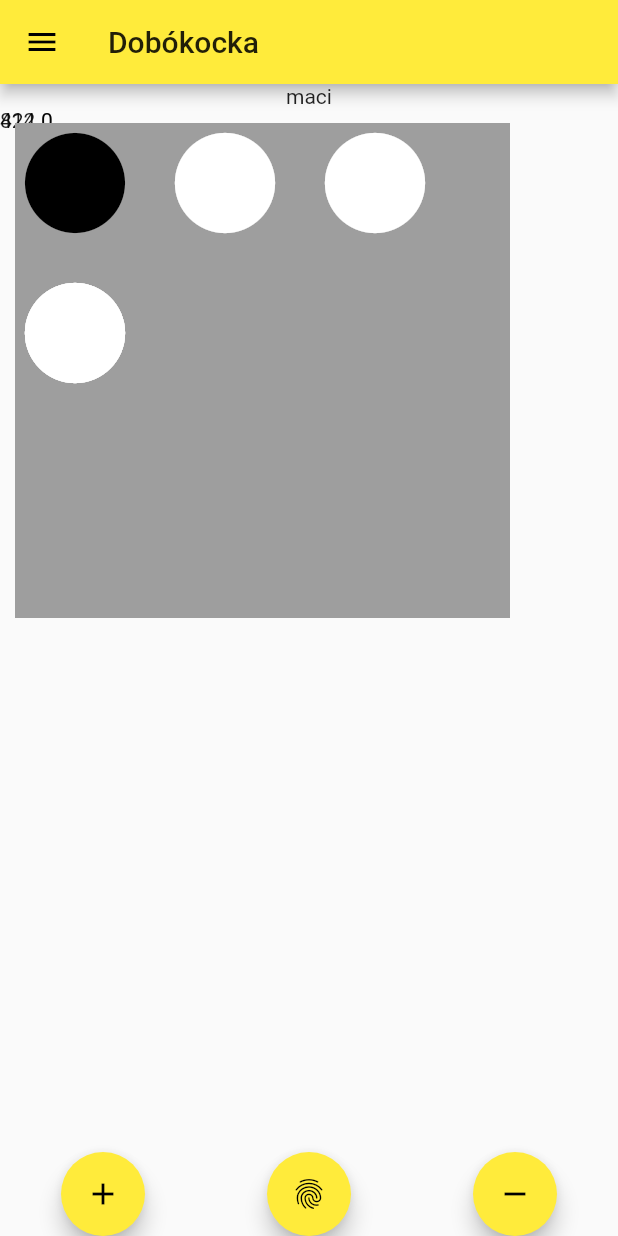
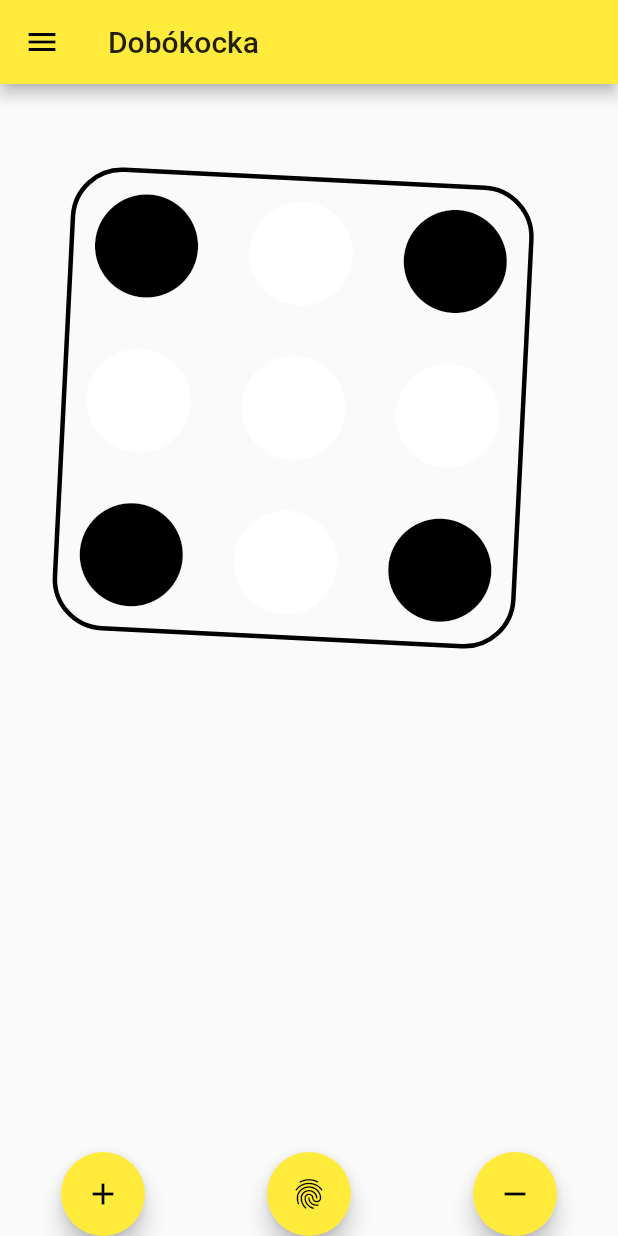
Before and after one commit to c005aa25e/DiceToHave, a Flutter app: the screen it shows after launch, on a phone screen of 412 x 824 dp. Run offline on Flutter 3.47's test engine with Material 2 defaults, Android fonts, the phone set to English and light mode, and no system bars.

Commit message:
Fixed alignment

```diff
--- a/lib/cWurfel.dart
+++ b/lib/cWurfel.dart
@@ -4,145 +4,153 @@ import 'package:flutter/material.dart';
 
 class Wurfel {
   // ez kell ide
+  final pottyok = <Widget>[];
 
   // itt kezdunk
-  Wurfel({bool lathatosag=false}){
-    lathato=lathatosag;
-  }
+
+  //lathatosag
+  bool lathato;
 
   // a dobasok erteke
-  int _ertek=4;
+  int _ertek = 4;
+
   int get ertek => _ertek;
+
   set ertek(int value) {
-      if (value>=1 && value<=6) {
-        _ertek = value;
-      }
+    if (value >= 1 && value <= 6) {
+      _ertek = value;
+    }
   }
 
   //az ikonok merete
-  double ikonmeret=100.0;
-  //lathatosag
-  bool lathato;
+  double meret = 100.0;
+
   //igazitas
-  MainAxisAlignment igazitas=MainAxisAlignment.center;
+  MainAxisAlignment igazitas = MainAxisAlignment.center;
 
   //szinek
-  Color hatterszin=Colors.white;
-  Color pontszin=Colors.black;
+  Color hatterszin = Colors.white;
+  Color pontszin = Colors.black;
 
   //veletlenszam-generator
-  Random veletlenszamgenerator=Random();
+  Random veletlenszamgenerator = Random();
 
-  Color _milyenSzinuLegyek(int sor, int oszlop){
-    Color szin=hatterszin;
-    if (sor==0 && oszlop==0 && _ertek>=4){
-      szin=pontszin;
+  Color _milyenSzinuLegyek(int sor, int oszlop) {
+    Color szin = hatterszin;
+    if (sor == 0 && oszlop == 0 && _ertek >= 4) {
+      szin = pontszin;
     }
     //(sor==0 && oszlop==1) soha nem vilagit
-    if (sor==0 && oszlop==2){
-      if (_ertek!=1) {
-        szin=pontszin;
+    if (sor == 0 && oszlop == 2) {
+      if (_ertek != 1) {
+        szin = pontszin;
       }
     }
-    if (sor==1 && oszlop==0){
-      if (_ertek==6) {
-        szin=pontszin;
+    if (sor == 1 && oszlop == 0) {
+      if (_ertek == 6) {
+        szin = pontszin;
       }
     }
-    if (sor==1 && oszlop==1){
-      if (_ertek%2==1) {
-        szin=pontszin;
+    if (sor == 1 && oszlop == 1) {
+      if (_ertek % 2 == 1) {
+        szin = pontszin;
       }
     }
-    if (sor==1 && oszlop==2){
-      if (_ertek==6) {
-        szin=pontszin;
+    if (sor == 1 && oszlop == 2) {
+      if (_ertek == 6) {
+        szin = pontszin;
       }
     }
-    if (sor==2 && oszlop==0){
-      if (_ertek!=1) {
-        szin=pontszin;
+    if (sor == 2 && oszlop == 0) {
+      if (_ertek != 1) {
+        szin = pontszin;
       }
     }
     //(sor==2 && oszlop==1) sosem
-    if (sor==2 && oszlop==2){
-      if (_ertek>=4) {
-        szin=pontszin;
+    if (sor == 2 && oszlop == 2) {
+      if (_ertek >= 4) {
+        szin = pontszin;
       }
     }
     return szin;
   }
 
   void novel() {
-    _ertek=((_ertek++==7)?1:_ertek);
+    _ertek = ((_ertek++ == 7) ? 1 : _ertek);
   }
 
   void csokkent() {
-    _ertek=((_ertek--==0)?6:_ertek);
+    _ertek = ((_ertek-- == 0) ? 6 : _ertek);
   }
 
   void dobas() {
-    _ertek=veletlenszamgenerator.nextInt(6)+1;
+    _ertek = veletlenszamgenerator.nextInt(6) + 1;
   }
 
-  Widget getWidget(BuildContext context) {
-    /*if (!lathato) return Column();*/
+  double _pottyMeret() {
+    return meret / 4;
+  }
+
+  double _pottyTop(int sor, int oszlop) {
+    return _pottyMeret() * (sor + 0.5);
+  }
+
+  double _pottyLeft(int sor, int oszlop) {
+    return _pottyMeret() * (oszlop + 0.5);
+  }
+
+  Widget getWidget(BuildContext context, double meret) {
+    this.meret=meret;
+    if (!lathato) return Column();
+    _pottyoz();
     return Container(
+        child: Stack(
+      fit: StackFit.passthrough ,
+      children: pottyok,
 
-      child: Stack(
-         fit:StackFit.expand,
-           children: <Widget>[
-            Text(MediaQuery.of(context).size.width.toString()),
-            Text(MediaQuery.of(context).size.height.toString()),
-            Positioned (
-              top:10.0,
-              left:10.0,
-              height:330.0,
-              width:330.0,
-              child:Container(
-                 color: Colors.grey,
-              ),
-            ),
-            Positioned(
-                 top: 0.0,
-                 left: 0.0,
-                 height: ikonmeret,
-                 width: ikonmeret,
-                 child: Icon(Icons.fiber_manual_record,size:ikonmeret,color:_milyenSzinuLegyek(0, 0))
-                  ),
-             Positioned(
-                 top: 0.0,
-                 left: 100.0,
-                 height: ikonmeret,
-                 width: ikonmeret,
-                 child: Icon(Icons.fiber_manual_record,size:ikonmeret,color:_milyenSzinuLegyek(0, 1))
-             ),
-             Positioned(
-                 top: 0.0,
-                 left: 200.0,
-                 height: ikonmeret,
-                 width: ikonmeret,
-                 child: Icon(Icons.fiber_manual_record,size:ikonmeret,color:_milyenSzinuLegyek(1, 0))
-             ),
-             Positioned(
-                 top: 100.0,
-                 left: 000.0,
-                 height: ikonmeret,
-                 width: ikonmeret,
-                 child: Icon(Icons.fiber_manual_record,size:ikonmeret,color:_milyenSzinuLegyek(1, 0))
-             ),
-             Positioned(
-                 top: 100.0,
-                 left: 000.0,
-                 height: ikonmeret,
-                 width: ikonmeret,
-                 child: Icon(Icons.fiber_manual_record,size:ikonmeret,color:_milyenSzinuLegyek(1, 0))
-             ),
-             ],
+    ),
+      transform: Matrix4.rotationZ(0.05),
+      width: meret,
+      height: meret,
+    );
+  }
+
+  _pottyoz(){
+    pottyok.clear();
+
+    pottyok.add(Positioned(
+      top: _pottyMeret()*0.5,
+      left: _pottyMeret()*0.5,
+      height: _pottyMeret()*3,
+      width: _pottyMeret()*3,
+      child: Container(
+        decoration:BoxDecoration(
+          border: Border.all(
+              width: 3.0
+          ),
+          borderRadius: BorderRadius.all(
+              Radius.circular(_pottyMeret()/3) //         <--- border radius here
+          ),
         )
-    );
-   }
+      )));
 
 
+    for (var sor = 0; sor < 3; sor++) {
+      for (var oszlop = 0; oszlop < 3; oszlop++) {
+        pottyok.add(Positioned(
+            top: _pottyTop(sor,oszlop),
+            left: _pottyLeft(sor,oszlop),
+            height: _pottyMeret(),
+            width: _pottyMeret(),
+            child:  Icon(Icons.fiber_manual_record,
+                size: _pottyMeret(), color: _milyenSzinuLegyek(sor, oszlop))));
+      }
+    }
+  }
 
+
+  Wurfel({bool lathatosag = false}) {
+    lathato = lathatosag;
+
+  }
 }
--- a/lib/main.dart
+++ b/lib/main.dart
@@ -31,53 +31,75 @@ class MyHomePage extends StatefulWidget {
 }
 
 class _MyHomePageState extends State<MyHomePage> {
-  _MyHomePageState(){
+  _MyHomePageState() {
     //ez fut eloszor
     //legyartjuk a kockakat
-    _k1=Wurfel(lathatosag:false);
-    _k2=Wurfel(lathatosag:false);
+    _k1 = Wurfel(lathatosag: false);
+    _k2 = Wurfel(lathatosag: false);
     //egy kocka modban indulunk
     _egykocka();
   }
 
   Wurfel _k1;
   Wurfel _k2;
+
+  double _kockameret(double maxWidth, double maxHeight) {
+    double m = maxWidth < maxHeight ? maxWidth : maxHeight;
+    m = _k2.lathato ? m * 2 / 3 : m;
+    return m;
+  }
+
   void _egykocka() {
-      _k1.ikonmeret=100.0;
-      _k2.ikonmeret=100.0;
-      _k1.lathato=true;
-      _k2.lathato=false;
-      _k1.igazitas=MainAxisAlignment.center;
+    _k1.lathato = true;
+    _k2.lathato = false;
+    _k1.igazitas = MainAxisAlignment.center;
   }
+
   void _ketkocka() {
-      _k1.ikonmeret=50.0;
-      _k2.ikonmeret=50.0;
-      _k1.lathato=true;
-      _k2.lathato=true;
-      _k1.igazitas=MainAxisAlignment.end;
-      _k2.igazitas=MainAxisAlignment.start;
+    _k1.lathato = true;
+    _k2.lathato = true;
+    _k1.igazitas = MainAxisAlignment.end;
+    _k2.igazitas = MainAxisAlignment.start;
   }
 
   @override
   Widget build(BuildContext context) {
     return Scaffold(
       appBar: AppBar(
-        title: Text(widget.title /*+ ' ' + (((_k1.lathato)?_k1.ertek:0) + ((_k2.lathato)?_k2.ertek:0)).toString()*/),
+        title: Text(widget
+            .title /*+ ' ' + (((_k1.lathato)?_k1.ertek:0) + ((_k2.lathato)?_k2.ertek:0)).toString()*/),
       ),
       body: Center(
-        child:Column(
+          child: Column(
               mainAxisAlignment: MainAxisAlignment.spaceAround,
               children: <Widget>[
-            Text('maci'),
-              Expanded(child:_k1.getWidget(context)),
+                    Expanded(child: LayoutBuilder(
+            builder: (context, constraints) {
+              if (_k2.lathato) {
+                return Column(
+                       children: <Widget>[
+                Align(
+                alignment: Alignment.centerLeft,
+                    child:
+                      _k1.getWidget(context, _kockameret(constraints.maxWidth, constraints.maxHeight))),
+                         Align(
+                           alignment: Alignment.centerRight,
+                             child:
+                             _k2.getWidget(context, _kockameret(constraints.maxWidth, constraints.maxHeight))),
+                      ]);
+              } else {
+                return _k1.getWidget(context, _kockameret(constraints.maxWidth, constraints.maxHeight));
+              }
 
+            })
+          ),
       // _k2.getWidget(context),
 
       Row(
         mainAxisAlignment: MainAxisAlignment.spaceAround,
         children: <Widget>[
           FloatingActionButton(
-                  onPressed:  (){
+            onPressed: () {
               setState(() {
                 _k1.novel();
                 _k2.novel();
@@ -85,8 +107,8 @@ class _MyHomePageState extends State<MyHomePage> {
             },
             tooltip: 'Növel',
             child: Icon(Icons.add),
-                ),FloatingActionButton(
-                  onPressed: (){
+          ), FloatingActionButton(
+            onPressed: () {
               setState(() {
                 _k1.dobas();
                 _k2.dobas();
@@ -96,7 +118,7 @@ class _MyHomePageState extends State<MyHomePage> {
             child: Icon(Icons.fingerprint),
           ),
           FloatingActionButton(
-                  onPressed: (){
+            onPressed: () {
               setState(() {
                 _k1.csokkent();
                 _k2.csokkent();
```
Lines whose indentation alone changed are shown as unchanged.
